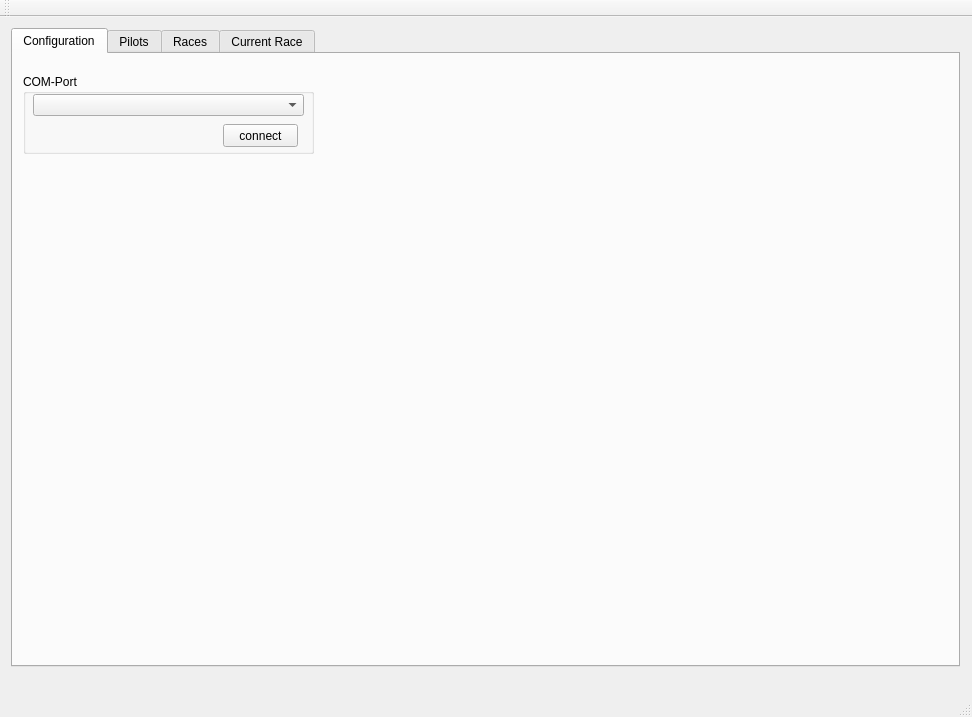
Old version of the form mainwindow.ui in the repository polyvision/racelaptimer.
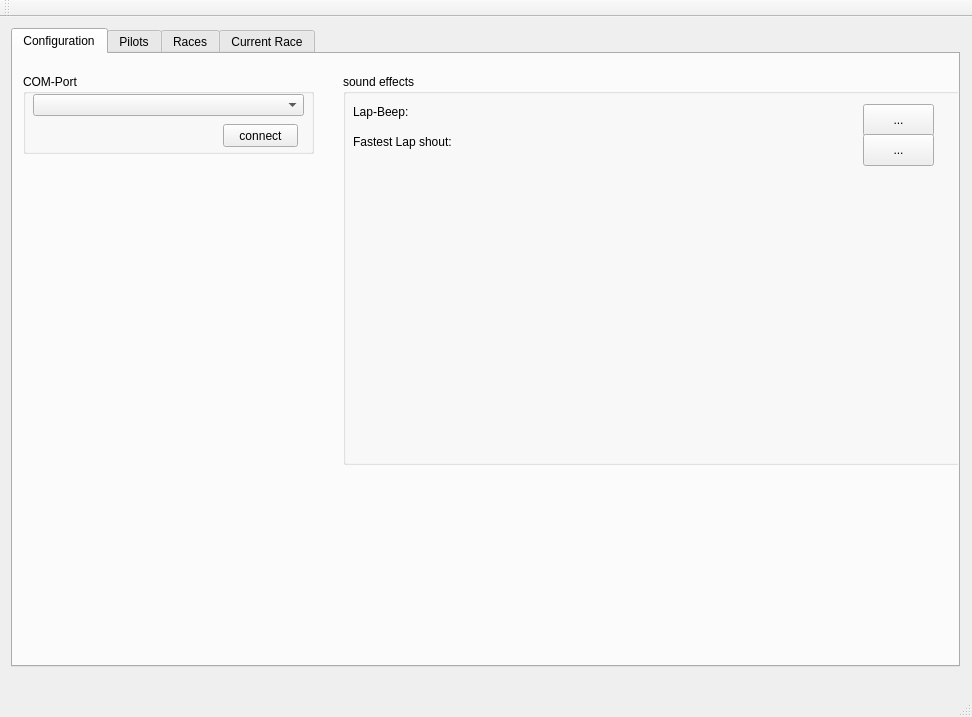
New version of the form. The open tabs and pages were chosen to show the change. Icons and pictures are not drawn.

Patch:
```diff
--- a/mainwindow.ui
+++ b/mainwindow.ui
@@ -69,6 +69,97 @@
           </property>
          </widget>
         </widget>
+        <widget class="QGroupBox" name="groupBox_4">
+         <property name="geometry">
+          <rect>
+           <x>330</x>
+           <y>20</y>
+           <width>621</width>
+           <height>391</height>
+          </rect>
+         </property>
+         <property name="title">
+          <string>sound effects</string>
+         </property>
+         <widget class="QLabel" name="label">
+          <property name="geometry">
+           <rect>
+            <x>10</x>
+            <y>30</y>
+            <width>121</width>
+            <height>16</height>
+           </rect>
+          </property>
+          <property name="text">
+           <string>&lt;html&gt;&lt;head/&gt;&lt;body&gt;&lt;p&gt;Lap-Beep:&lt;/p&gt;&lt;/body&gt;&lt;/html&gt;</string>
+          </property>
+         </widget>
+         <widget class="QLabel" name="label_4">
+          <property name="geometry">
+           <rect>
+            <x>10</x>
+            <y>60</y>
+            <width>121</width>
+            <height>16</height>
+           </rect>
+          </property>
+          <property name="text">
+           <string>Fastest Lap shout:</string>
+          </property>
+         </widget>
+         <widget class="QPushButton" name="buttonChangeLapBeepPath">
+          <property name="geometry">
+           <rect>
+            <x>520</x>
+            <y>30</y>
+            <width>71</width>
+            <height>32</height>
+           </rect>
+          </property>
+          <property name="text">
+           <string>...</string>
+          </property>
+         </widget>
+         <widget class="QPushButton" name="buttonChangeFastestLapShout">
+          <property name="geometry">
+           <rect>
+            <x>520</x>
+            <y>60</y>
+            <width>71</width>
+            <height>32</height>
+           </rect>
+          </property>
+          <property name="text">
+           <string>...</string>
+          </property>
+         </widget>
+         <widget class="QLabel" name="labelSettingsLapBeep">
+          <property name="geometry">
+           <rect>
+            <x>150</x>
+            <y>30</y>
+            <width>341</width>
+            <height>16</height>
+           </rect>
+          </property>
+          <property name="text">
+           <string/>
+          </property>
+         </widget>
+         <widget class="QLabel" name="labelSettingsFastestLapShoutPath">
+          <property name="geometry">
+           <rect>
+            <x>140</x>
+            <y>60</y>
+            <width>371</width>
+            <height>16</height>
+           </rect>
+          </property>
+          <property name="text">
+           <string/>
+          </property>
+         </widget>
+        </widget>
        </widget>
        <widget class="QWidget" name="tab_2">
         <attribute name="title">
```
Left out of the diff: 2 changed lines with no effect on the pictures.
